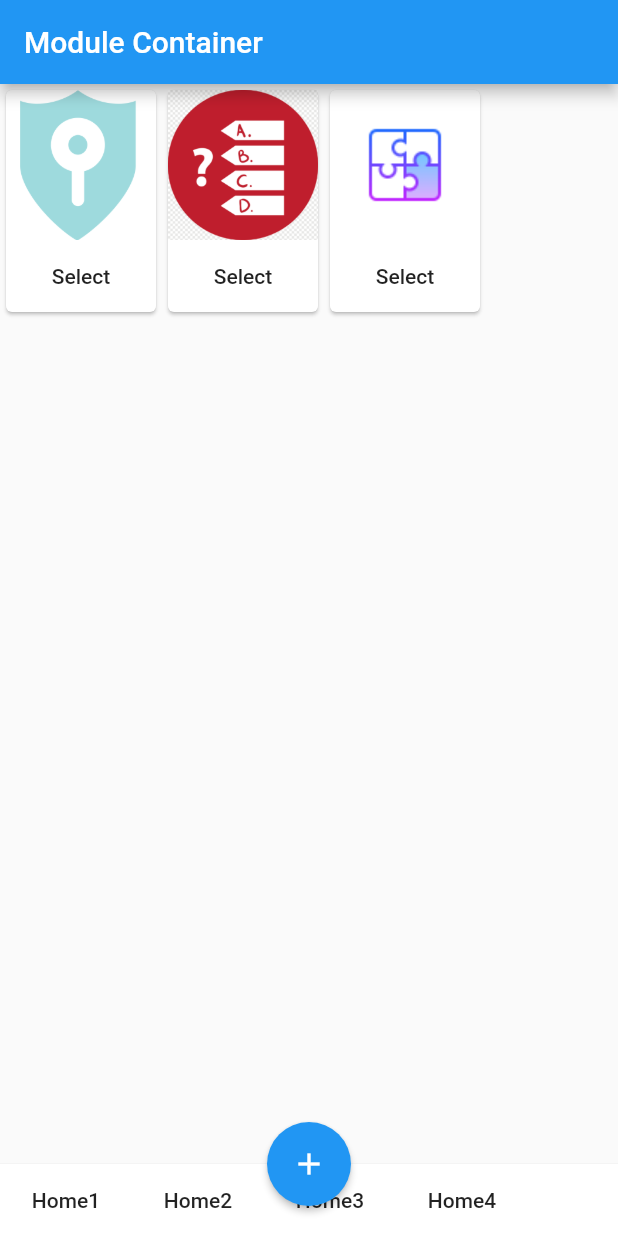
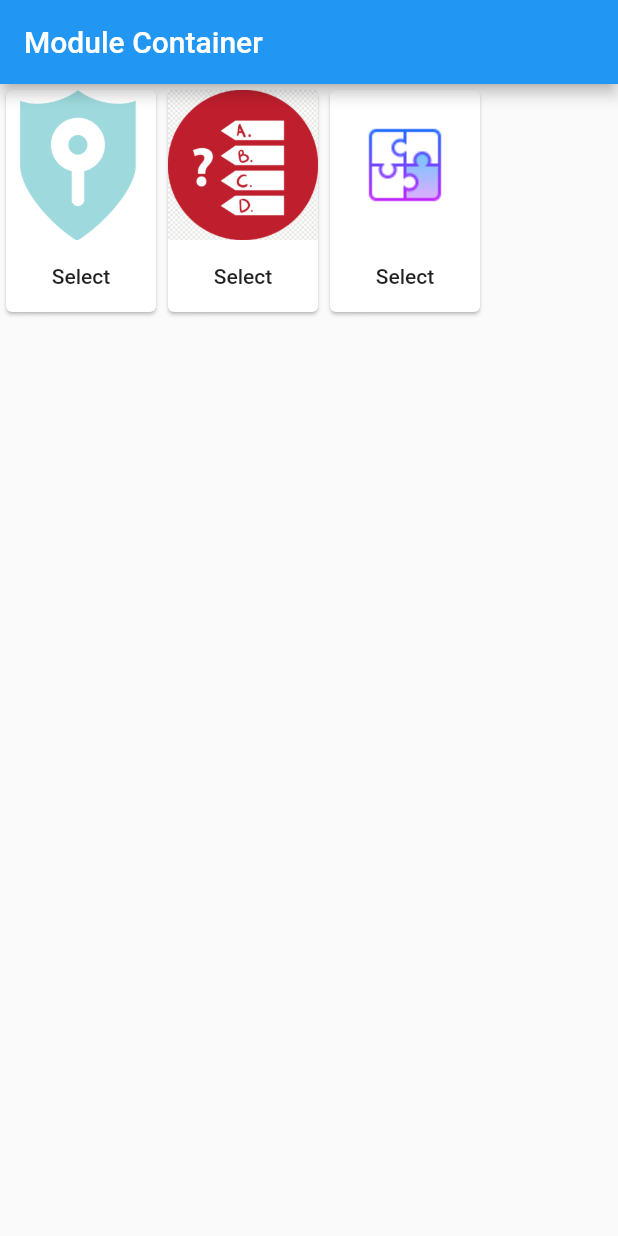
Before and after one commit to bazen-teklehaymanot/ui_set, a Flutter app: the screen it shows after launch, on a phone screen of 412 x 824 dp. Run offline on Flutter 3.47's test engine with Material 2 defaults, Android fonts, the phone set to English and light mode, and no system bars.

Commit message:
refactor: - minor recatoring on ModuleDisplayScreen

```diff
--- a/lib/screens/module-display-screen.dart
+++ b/lib/screens/module-display-screen.dart
@@ -17,35 +17,6 @@ class ModuleDisplayScreen extends StatelessWidget {
           )
         ],
       ),
-      floatingActionButton: FloatingActionButton(
-        onPressed: () => {},
-        elevation: 2.0,
-        child: Icon(Icons.add),
-      ),
-      bottomNavigationBar: BottomAppBar(
-        elevation: 1,
-        child: Row(
-          children: <Widget>[
-            FlatButton(
-              onPressed: () {},
-              child: Text('Home1'),
-            ),
-            FlatButton(
-              onPressed: () {},
-              child: Text('Home2'),
-            ),
-            FlatButton(
-              onPressed: () {},
-              child: Text('Home3'),
-            ),
-            FlatButton(
-              onPressed: () {},
-              child: Text('Home4'),
-            )
-          ],
-        ),
-      ),
-      floatingActionButtonLocation: FloatingActionButtonLocation.centerDocked,
-    );
+      );
   }
 }
```
